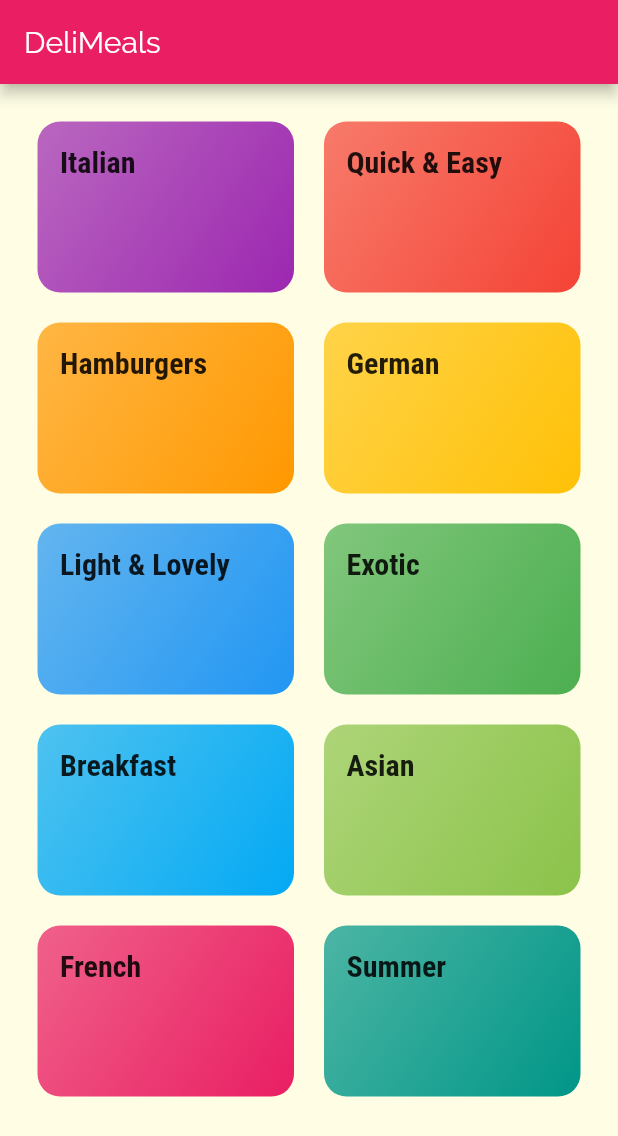
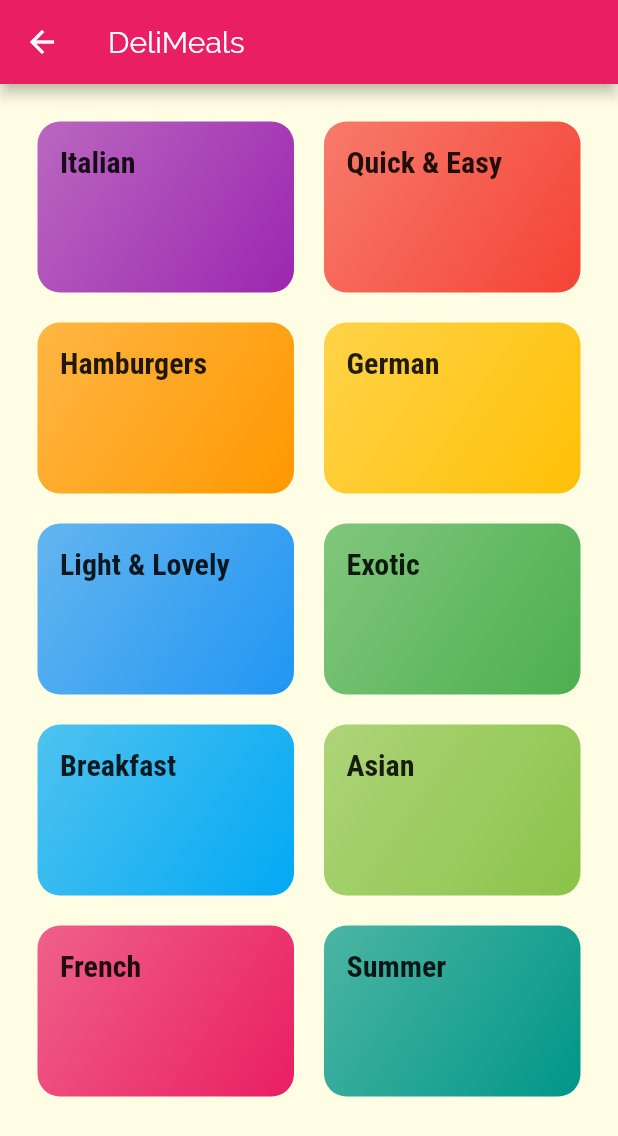
Before and after one commit to py415/deli_meals_flutter, a Flutter app: the CategoriesScreen screen opened directly, on a phone screen of 412 x 824 dp. Shown: the top 1136 px of the screen. Run offline on Flutter 3.47's test engine with Material 2 defaults, Android fonts, the phone set to English and light mode, and no system bars.

Commit message:
Add screen routes

```diff
--- a/lib/category_item.dart
+++ /dev/null
@@ -1,30 +0,0 @@
-import 'package:flutter/material.dart';
-
-class CategoryItem extends StatelessWidget {
-  final String title;
-  final Color color;
-
-  CategoryItem(this.title, this.color);
-
-  @override
-  Widget build(BuildContext context) {
-    return Container(
-      padding: const EdgeInsets.all(15),
-      child: Text(
-        title,
-        style: Theme.of(context).textTheme.headline6,
-      ),
-      decoration: BoxDecoration(
-        gradient: LinearGradient(
-          colors: [
-            color.withOpacity(0.7),
-            color,
-          ],
-          begin: Alignment.topLeft,
-          end: Alignment.bottomRight,
-        ),
-        borderRadius: BorderRadius.circular(15),
-      ),
-    );
-  }
-}
--- a/lib/models/category.dart
+++ b/lib/models/category.dart
@@ -4,7 +4,6 @@
   final String id;
   final String title;
   final Color color;
-
   const Category({
     @required this.id,
     @required this.title,
--- /dev/null
+++ b/lib/models/category_item.dart
@@ -0,0 +1,44 @@
+import 'package:delimeals_flutter/views/screens/category_meals_screen.dart';
+import 'package:flutter/material.dart';
+
+class CategoryItem extends StatelessWidget {
+  final String id;
+  final String title;
+  final Color color;
+
+  CategoryItem(this.id, this.title, this.color);
+
+  void selectCategory(BuildContext ctx) {
+    Navigator.of(ctx).pushNamed(CategoryMealsScreen.id, arguments: {
+      'id': id,
+      'title': title,
+    });
+  }
+
+  @override
+  Widget build(BuildContext context) {
+    return InkWell(
+      onTap: () => selectCategory(context),
+      splashColor: Theme.of(context).primaryColor,
+      borderRadius: BorderRadius.circular(15),
+      child: Container(
+        padding: const EdgeInsets.all(15),
+        child: Text(
+          title,
+          style: Theme.of(context).textTheme.headline6,
+        ),
+        decoration: BoxDecoration(
+          gradient: LinearGradient(
+            colors: [
+              color.withOpacity(0.7),
+              color,
+            ],
+            begin: Alignment.topLeft,
+            end: Alignment.bottomRight,
+          ),
+          borderRadius: BorderRadius.circular(15),
+        ),
+      ),
+    );
+  }
+}
--- a/lib/dummy_data.dart
+++ b/lib/models/dummy_data.dart
@@ -1,6 +1,6 @@
 import 'package:flutter/material.dart';
 
-import 'models/category.dart';
+import 'category.dart';
 
 const DUMMY_CATEGORIES = [
   Category(
--- a/lib/categories_screen.dart
+++ b/lib/views/screens/categories_screen.dart
@@ -1,9 +1,11 @@
 import 'package:flutter/material.dart';
 
-import 'dummy_data.dart';
-import 'category_item.dart';
+import '../../models/dummy_data.dart';
+import '../../models/category_item.dart';
 
 class CategoriesScreen extends StatelessWidget {
+  static String id = 'categories_screen';
+
   @override
   Widget build(BuildContext context) {
     return Scaffold(
@@ -13,7 +15,13 @@
       body: GridView(
         padding: const EdgeInsets.all(25),
         children: DUMMY_CATEGORIES
-            .map((catData) => CategoryItem(catData.title, catData.color))
+            .map(
+              (catData) => CategoryItem(
+                catData.id,
+                catData.title,
+                catData.color,
+              ),
+            )
             .toList(),
         gridDelegate: SliverGridDelegateWithMaxCrossAxisExtent(
           maxCrossAxisExtent: 200,
```
Also changed, not shown: lib/main.dart (+8 -2 lines), lib/views/screens/category_meals_screen.dart (added, +22 -0 lines).
